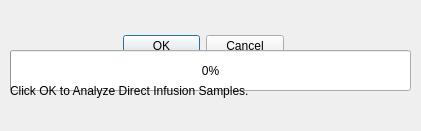
Above: src/maven/forms/directinfusiondialog.ui from eugenemel/maven before the change. Below: the same form after it.
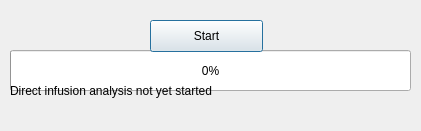
That is the form after the change.

Commit message: Issue 52: Hooked up analyze button to dialog.

The edit to the form file:
```diff
--- a/src/maven/forms/directinfusiondialog.ui
+++ b/src/maven/forms/directinfusiondialog.ui
@@ -16,22 +16,6 @@
   <property name="modal">
    <bool>true</bool>
   </property>
-  <widget class="QDialogButtonBox" name="buttonBox">
-   <property name="geometry">
-    <rect>
-     <x>123</x>
-     <y>30</y>
-     <width>161</width>
-     <height>32</height>
-    </rect>
-   </property>
-   <property name="orientation">
-    <enum>Qt::Horizontal</enum>
-   </property>
-   <property name="standardButtons">
-    <set>QDialogButtonBox::Cancel|QDialogButtonBox::Ok</set>
-   </property>
-  </widget>
   <widget class="QProgressBar" name="progressBar">
    <property name="geometry">
     <rect>
@@ -55,7 +39,20 @@
     </rect>
    </property>
    <property name="text">
-    <string>Click OK to Analyze Direct Infusion Samples.</string>
+    <string>Direct infusion analysis not yet started</string>
+   </property>
+  </widget>
+  <widget class="QPushButton" name="start">
+   <property name="geometry">
+    <rect>
+     <x>150</x>
+     <y>20</y>
+     <width>113</width>
+     <height>32</height>
+    </rect>
+   </property>
+   <property name="text">
+    <string>Start</string>
    </property>
   </widget>
  </widget>
```
Left out of the diff: 35 changed lines with no effect on the pictures. The commit also changes 2 other files.
